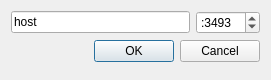
Above: src/newconnectiondialog.ui from oxyca/qupsc before the change. Below: the same form after it.
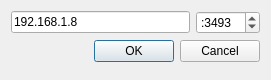
That is the form after the change.

What changed in the file:
```diff
--- a/src/newconnectiondialog.ui
+++ b/src/newconnectiondialog.ui
@@ -25,7 +25,7 @@
         </size>
        </property>
        <property name="text">
-        <string>host</string>
+        <string>192.168.1.8</string>
        </property>
       </widget>
      </item>
```
